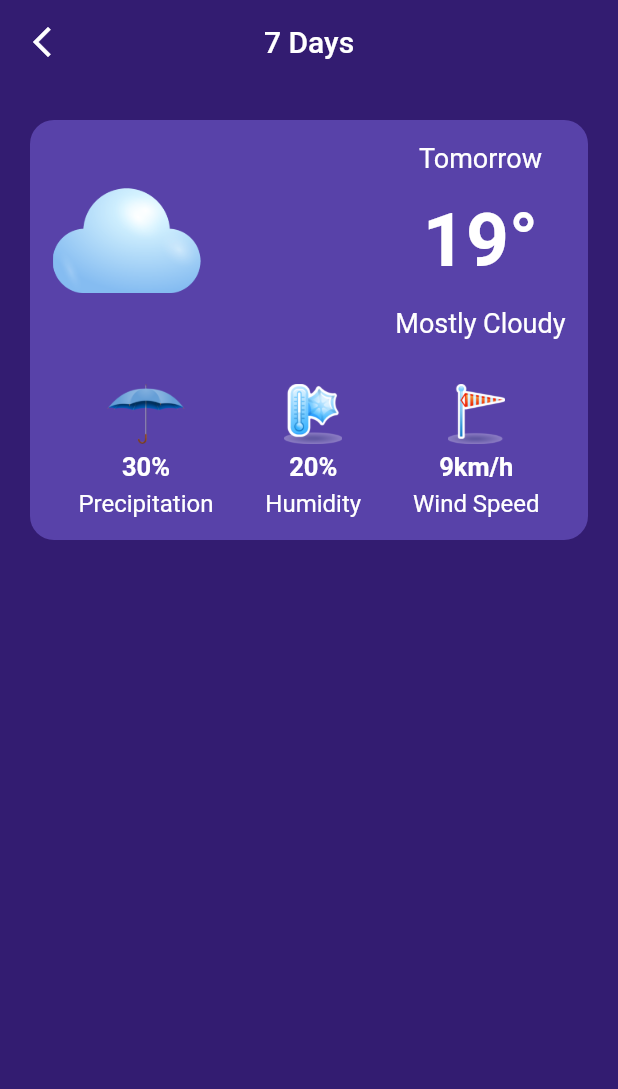
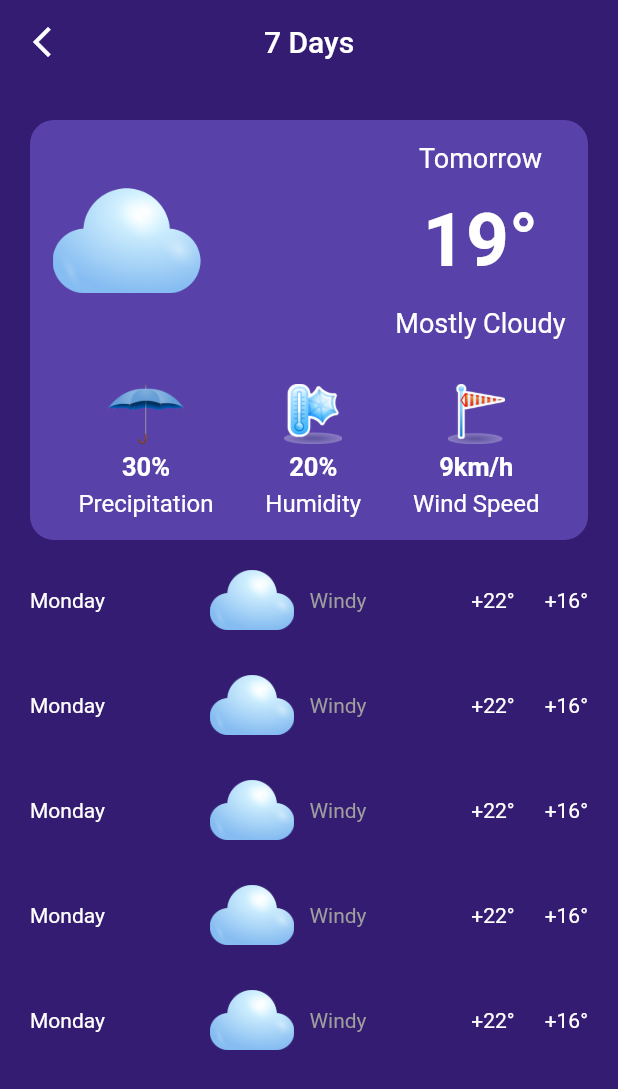
Before and after one commit to AmeenZullaq/weather-app, a Flutter app: the ForecastView screen opened by its route, on a phone screen of 412 x 824 dp. Shown: the top 1089 px of the screen. Run offline on Flutter 3.47's test engine with Material 2 defaults, Android fonts, the light colour scheme and no system bars; our stand-ins replace go_router.

Commit message:
create forecast list view

```diff
--- a/lib/core/utilis/styles.dart
+++ b/lib/core/utilis/styles.dart
@@ -1,6 +1,11 @@
 import 'package:flutter/material.dart';
 
 class Styles {
+  static const textStyle14 = TextStyle(
+    fontSize: 14,
+    color: Colors.grey,
+  );
+
   static const textStyle16 = TextStyle(
     fontSize: 16,
   );
@@ -19,8 +24,7 @@ class Styles {
     fontWeight: FontWeight.bold,
   );
 
-
-    static const textStyle50 = TextStyle(
+  static const textStyle50 = TextStyle(
     fontSize: 50,
     fontWeight: FontWeight.bold,
   );
--- /dev/null
+++ b/lib/features/home/presentation/views/widgets/forecast_list_view.dart
@@ -0,0 +1,19 @@
+import 'package:flutter/material.dart';
+import 'forecast_list_view_item.dart';
+
+class ForecastListView extends StatelessWidget {
+  const ForecastListView({super.key});
+
+  @override
+  Widget build(BuildContext context) {
+    return ListView.separated(
+      physics: const NeverScrollableScrollPhysics(),
+      shrinkWrap: true,
+      itemCount: 5,
+      separatorBuilder: (context, index) => const SizedBox(height: 30),
+      itemBuilder: (context, index) {
+        return const ForecastListViewItem();
+      },
+    );
+  }
+}
--- /dev/null
+++ b/lib/features/home/presentation/views/widgets/forecast_list_view_item.dart
@@ -0,0 +1,49 @@
+import 'package:flutter/material.dart';
+import '../../../../../core/utilis/assets.dart';
+import '../../../../../core/utilis/styles.dart';
+
+class ForecastListViewItem extends StatelessWidget {
+  const ForecastListViewItem({super.key});
+
+  @override
+  Widget build(BuildContext context) {
+    return const Row(
+      mainAxisAlignment: MainAxisAlignment.spaceBetween,
+      children: [
+        Text(
+          'Monday',
+        ),
+        Row(
+          children: [
+            Image(
+              image: AssetImage(
+                AssetsData.testImage,
+              ),
+              height: 40,
+            ),
+            SizedBox(
+              width: 10,
+            ),
+            Text(
+              'Windy',
+              style: Styles.textStyle14,
+            ),
+          ],
+        ),
+        Row(
+          children: [
+            Text(
+              '+22°',
+            ),
+            SizedBox(
+              width: 20,
+            ),
+            Text(
+              '+16°',
+            ),
+          ],
+        ),
+      ],
+    );
+  }
+}
--- a/lib/features/home/presentation/views/widgets/forecast_view_body.dart
+++ b/lib/features/home/presentation/views/widgets/forecast_view_body.dart
@@ -1,19 +1,20 @@
 import 'package:flutter/material.dart';
 import 'package:waether_app/features/home/presentation/views/widgets/tomorrow_weather.dart';
+import 'forecast_list_view.dart';
 
 class ForecastViewBody extends StatelessWidget {
   const ForecastViewBody({super.key});
 
   @override
   Widget build(BuildContext context) {
-    return const SafeArea(
-      child: Padding(
-        padding: EdgeInsets.all(20),
-        child: Column(
-          children: [
-            TomorrowWeather(),
-          ],
-        ),
+    return Padding(
+      padding: EdgeInsets.all(20),
+      child: Column(
+        children: [
+          TomorrowWeather(),
+          SizedBox(height: 20),
+          ForecastListView(),
+        ],
       ),
     );
   }
```
